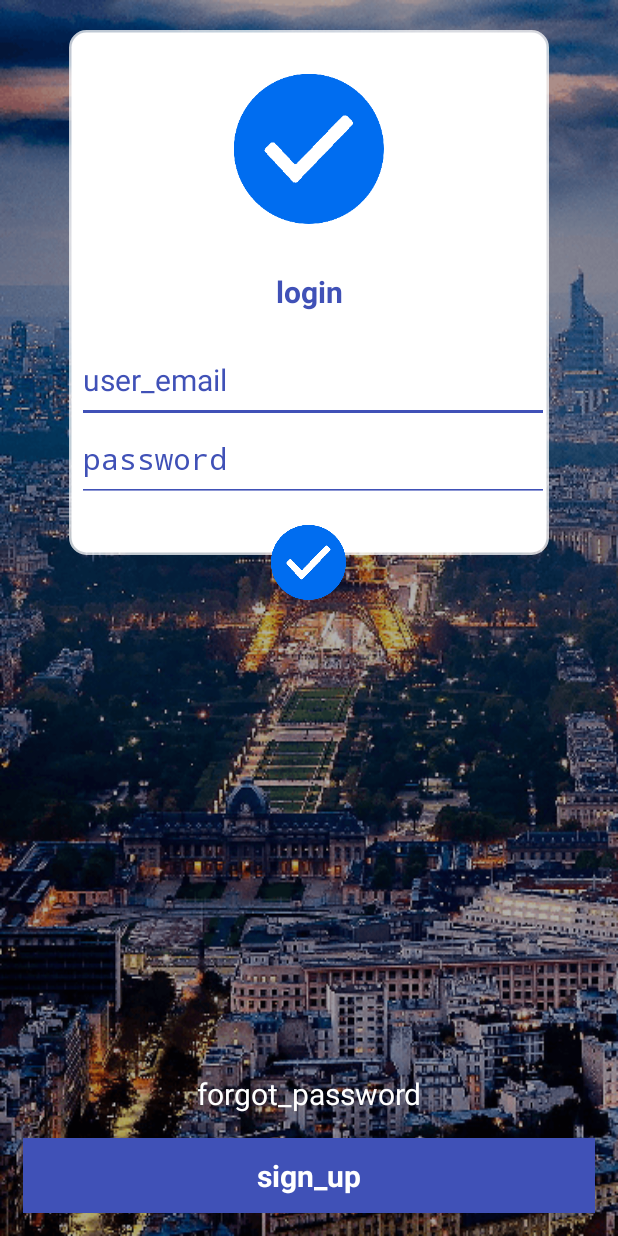
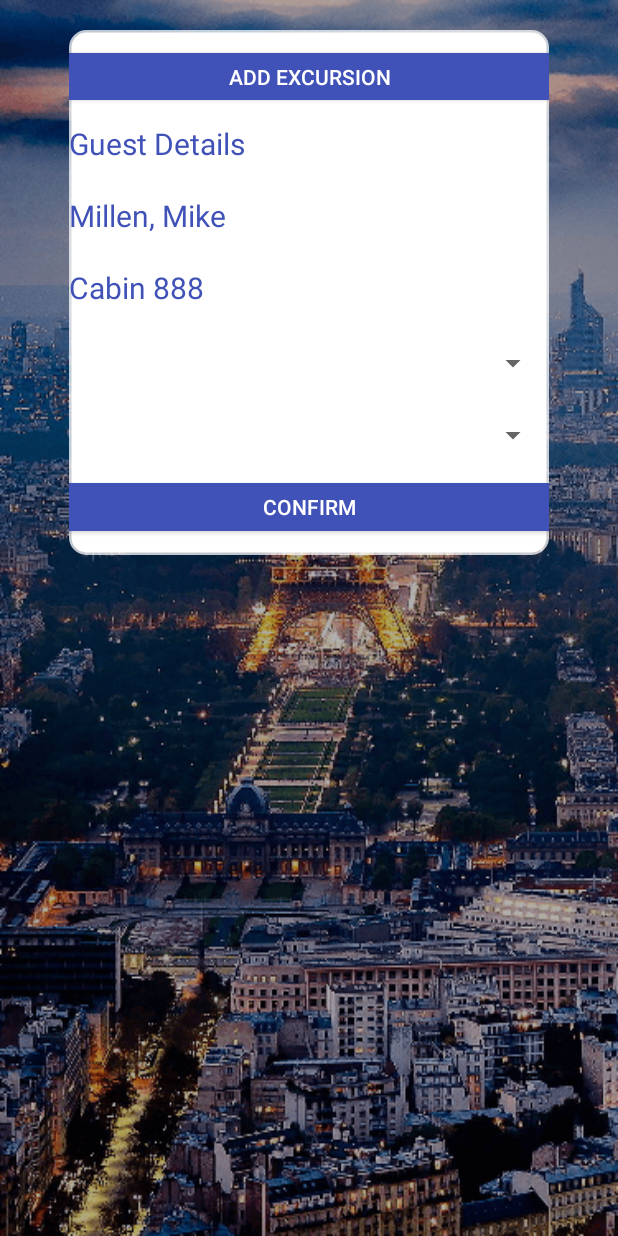
Before and after one commit to sauravMir/VeganTravels, an Android app: the AddExcursionActivity screen opened directly, with no data from a screen before it, on a phone screen of 412 x 824 dp. Run offline under Robolectric (Android 15) with nearby library versions, the phone set to English and light mode, and no system bars.

Commit message:
UI updated

```diff
--- a/app/src/main/java/com/vegantravels/activities/AddExcursionActivity.java
+++ b/app/src/main/java/com/vegantravels/activities/AddExcursionActivity.java
@@ -5,7 +5,7 @@ import android.os.Bundle;
 
 import com.vegantravels.R;
 
-public class AddExcursionActivity extends Activity {
+public class AddExcursionActivity extends BaseActivity {
 
     @Override
     protected void onCreate(Bundle savedInstanceState) {
--- /dev/null
+++ b/app/src/main/java/com/vegantravels/activities/BaseActivity.java
@@ -0,0 +1,92 @@
+package com.vegantravels.activities;
+
+import android.app.Activity;
+import android.content.Context;
+import android.os.Build;
+import android.os.Bundle;
+import android.view.View;
+
+
+/**
+ * Created by RAFI on 9/29/2016.
+ */
+// Common function create here for all Activity
+public class BaseActivity extends Activity {
+
+
+
+    @Override
+    protected void onCreate(Bundle savedInstanceState) {
+        super.onCreate(savedInstanceState);
+
+        fullScreencall();
+        UiChangeListener();
+
+        //Custom Error log handeled by Mail
+       /* if (!ApplicationMode.devMode) {
+            Thread.setDefaultUncaughtExceptionHandler(new ExceptionHandler(this));
+        }*/
+    }
+
+    // for centrally handled String type by Rokan
+   /* @Override
+    protected void attachBaseContext(Context newBase) {
+        super.attachBaseContext(CalligraphyContextWrapper.wrap(newBase));
+    }*/
+
+    @Override
+    protected void onResume() {
+        super.onResume();
+        fullScreencall();
+        UiChangeListener();
+
+    }
+
+
+    // Full Screen display
+    public void fullScreencall() {
+        if (Build.VERSION.SDK_INT < 19) {
+            View v = this.getWindow().getDecorView();
+            v.setSystemUiVisibility(View.GONE);
+        } else {
+            View decorView = getWindow().getDecorView();
+            int uiOptions = View.SYSTEM_UI_FLAG_HIDE_NAVIGATION | View.SYSTEM_UI_FLAG_IMMERSIVE_STICKY;
+            decorView.setSystemUiVisibility(uiOptions);
+        }
+    }
+
+    // Navigation bar control
+    public void UiChangeListener() {
+        final View decorView = getWindow().getDecorView();
+        decorView.setOnSystemUiVisibilityChangeListener(new View.OnSystemUiVisibilityChangeListener() {
+            @Override
+            public void onSystemUiVisibilityChange(int visibility) {
+                if ((visibility & View.SYSTEM_UI_FLAG_FULLSCREEN) == 0) {
+                    decorView.setSystemUiVisibility(
+                            View.SYSTEM_UI_FLAG_LAYOUT_STABLE
+                                    | View.SYSTEM_UI_FLAG_LAYOUT_HIDE_NAVIGATION
+                                    | View.SYSTEM_UI_FLAG_LAYOUT_FULLSCREEN
+                                    | View.SYSTEM_UI_FLAG_HIDE_NAVIGATION
+                                    | View.SYSTEM_UI_FLAG_FULLSCREEN
+                                    | View.SYSTEM_UI_FLAG_IMMERSIVE_STICKY);
+                }
+            }
+        });
+    }
+
+
+    @Override
+    public void onBackPressed() {
+
+    }
+
+
+   /* @Override
+    protected void onPause() {
+        super.onPause();
+
+        fullScreencall();
+        UiChangeListener();
+
+    }*/
+}
--- a/app/src/main/java/com/vegantravels/activities/MainActivity.java
+++ b/app/src/main/java/com/vegantravels/activities/MainActivity.java
@@ -10,7 +10,7 @@ import com.vegantravels.model.Cruises;
 
 import java.util.ArrayList;
 
-public class MainActivity extends AppCompatActivity {
+public class MainActivity extends BaseActivity {
 
     private ListView lvCruises;
     private CruisesAdapter cruisesAdapter;
--- a/app/src/main/res/layout/activity_add_excursion.xml
+++ b/app/src/main/res/layout/activity_add_excursion.xml
@@ -14,25 +14,7 @@
         android:layout_marginTop="@dimen/twenty"
         android:background="@drawable/rounded_bg"
         android:orientation="vertical"
-        android:weightSum="1">
-
-        <View
-            android:layout_width="match_parent"
-            android:layout_height="@dimen/zero"
-            android:layout_weight=".45" />
-
-        <TextView
-            android:id="@+id/tvLogintxt"
-            android:layout_width="match_parent"
-            android:layout_height="@dimen/zero"
-            android:layout_weight=".1"
-            android:gravity="center"
-            android:text="login"
-            android:textAlignment="center"
-            android:textColor="@color/blueDeep"
-            android:textSize="@dimen/twenty"
-            android:textStyle="bold" />
-
+        android:weightSum="1.1">
 
         <View
             android:layout_width="match_parent"
@@ -40,92 +22,104 @@
             android:layout_weight=".05" />
 
 
-        <EditText
-            android:id="@+id/etUserName"
+        <Button
             android:layout_width="match_parent"
             android:layout_height="@dimen/zero"
-            android:layout_marginLeft="@dimen/five"
-            android:layout_weight=".15"
-            android:backgroundTint="@color/blueDeep"
-            android:gravity="left"
-            android:hint="user_email"
-            android:inputType="textEmailAddress"
-            android:textAlignment="gravity"
-            android:textColor="@color/blueDeep"
-            android:textColorHint="@color/blueDeep"
-            android:textSize="@dimen/twenty" />
-
-
-        <EditText
-            android:id="@+id/etPassword"
-            android:layout_width="match_parent"
-            android:layout_height="@dimen/zero"
-            android:layout_marginLeft="@dimen/five"
-            android:layout_weight=".15"
-            android:backgroundTint="@color/blueDeep"
-            android:gravity="left"
-            android:hint="password"
-            android:inputType="textPassword"
-            android:textAlignment="gravity"
-            android:textColor="@color/blueDeep"
-            android:textColorHint="@color/blueDeep"
-            android:textSize="@dimen/twenty" />
+            android:layout_weight=".1"
+            android:background="@color/blueDeep"
+            android:gravity="center"
+            android:text="Add Excursion"
+            android:textColor="@color/white" />
 
         <View
             android:layout_width="match_parent"
             android:layout_height="@dimen/zero"
+            android:layout_weight=".05" />
+
+        <TextView
+            android:layout_width="match_parent"
+            android:layout_height="@dimen/zero"
+            android:layout_weight=".1"
+            android:gravity="left"
+            android:text="Guest Details"
+            android:textAlignment="gravity"
+            android:textColor="@color/blueDeep"
+            android:textSize="@dimen/twenty"
+            android:textStyle="normal" />
+
+        <View
+            android:layout_width="match_parent"
+            android:layout_height="@dimen/zero"
+            android:layout_weight=".05" />
+
+        <TextView
+            android:layout_width="match_parent"
+            android:layout_height="@dimen/zero"
+            android:layout_weight=".1"
+            android:gravity="left"
+            android:text="Millen, Mike"
+            android:textAlignment="gravity"
+            android:textColor="@color/blueDeep"
+            android:textSize="@dimen/twenty"
+            android:textStyle="normal" />
+
+        <View
+            android:layout_width="match_parent"
+            android:layout_height="@dimen/zero"
+            android:layout_weight=".05" />
+
+        <TextView
+            android:layout_width="match_parent"
+            android:layout_height="@dimen/zero"
+            android:layout_weight=".1"
+            android:gravity="left"
+            android:text="Cabin 888"
+            android:textAlignment="gravity"
+            android:textColor="@color/blueDeep"
+            android:textSize="@dimen/twenty"
+            android:textStyle="normal" />
+
+        <View
+            android:layout_width="match_parent"
+            android:layout_height="@dimen/zero"
+            android:layout_weight=".05" />
+
+        <Spinner
+            android:layout_width="match_parent"
+            android:layout_height="@dimen/zero"
+            android:layout_weight=".1"
+            />
+
+        <View
+            android:layout_width="match_parent"
+            android:layout_height="@dimen/zero"
+            android:layout_weight=".05" />
+
+        <Spinner
+            android:layout_width="match_parent"
+            android:layout_height="@dimen/zero"
             android:layout_weight=".1" />
+
+        <View
+            android:layout_width="match_parent"
+            android:layout_height="@dimen/zero"
+            android:layout_weight=".05" />
+
+        <Button
+            android:layout_width="match_parent"
+            android:layout_height="@dimen/zero"
+            android:layout_weight=".1"
+            android:background="@color/blueDeep"
+            android:gravity="center"
+            android:text="Confirm"
+            android:textColor="@color/white" />
+
+        <View
+            android:layout_width="match_parent"
+            android:layout_height="@dimen/zero"
+            android:layout_weight=".05" />
 
     </LinearLayout>
 
 
-    <ImageButton
-        android:id="@+id/ibtnLogin"
-        android:layout_width="@dimen/fifty"
-        android:layout_height="@dimen/fifty"
-        android:layout_centerHorizontal="true"
-        android:layout_marginTop="@dimen/three_hundred_fifty"
-        android:background="@android:color/transparent"
-        android:scaleType="fitCenter"
-        android:src="@drawable/ic_checked" />
-
-
-    <TextView
-        android:id="@+id/tvForgotTxt"
-        android:layout_width="match_parent"
-        android:layout_height="@dimen/fifty"
-        android:layout_alignParentBottom="true"
-        android:layout_marginBottom="@dimen/seventy"
-        android:gravity="center"
-        android:text="forgot_password"
-        android:textColor="@color/white"
-        android:textSize="@dimen/twenty" />
-
-
-    <TextView
-        android:id="@+id/tvRegister"
-        android:layout_width="match_parent"
-        android:layout_height="@dimen/fifty"
-        android:layout_alignParentBottom="true"
-        android:layout_margin="@dimen/fifteen"
-        android:background="@color/blueDeep"
-        android:gravity="center"
-        android:text="sign_up"
-        android:textColor="@color/white"
-        android:textSize="@dimen/twenty"
-        android:textStyle="bold" />
-
-    <ImageButton
-        android:id="@+id/ibtnPropic"
-        android:layout_width="@dimen/hundred"
-        android:layout_height="@dimen/hundred"
-        android:layout_alignTop="@+id/linearLayout"
-        android:layout_centerHorizontal="true"
-        android:layout_marginTop="29dp"
-        android:layout_weight=".3"
-        android:background="@android:color/transparent"
-        android:scaleType="fitCenter"
-        android:src="@drawable/ic_checked" />
-
-
 </RelativeLayout>
```
